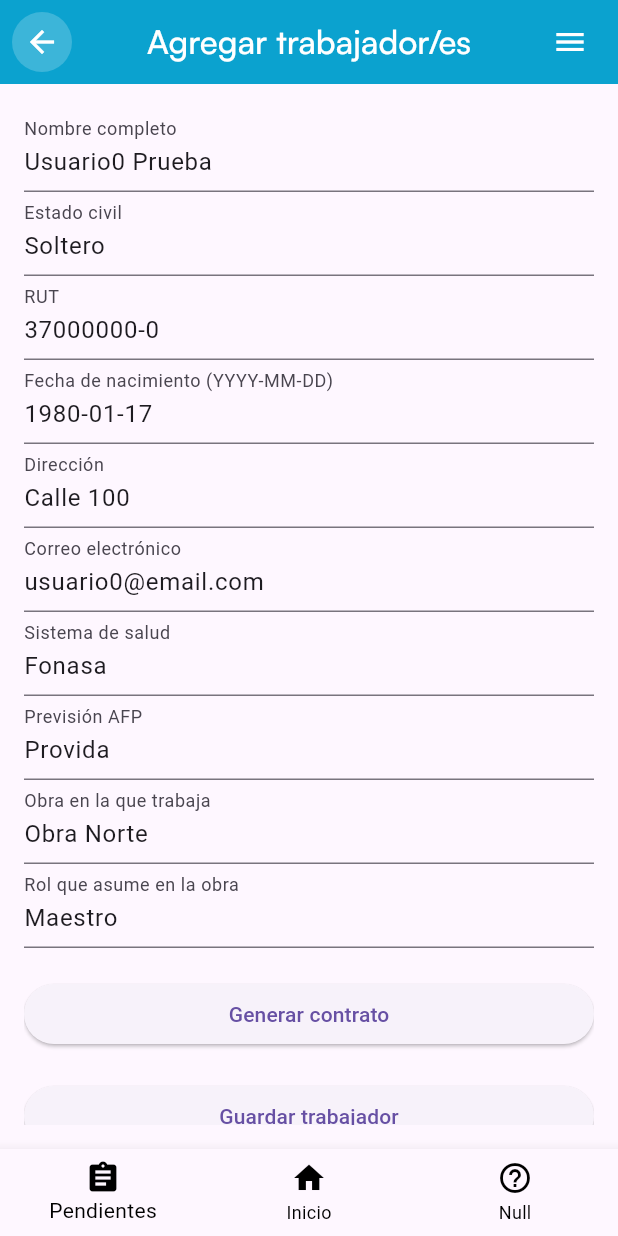
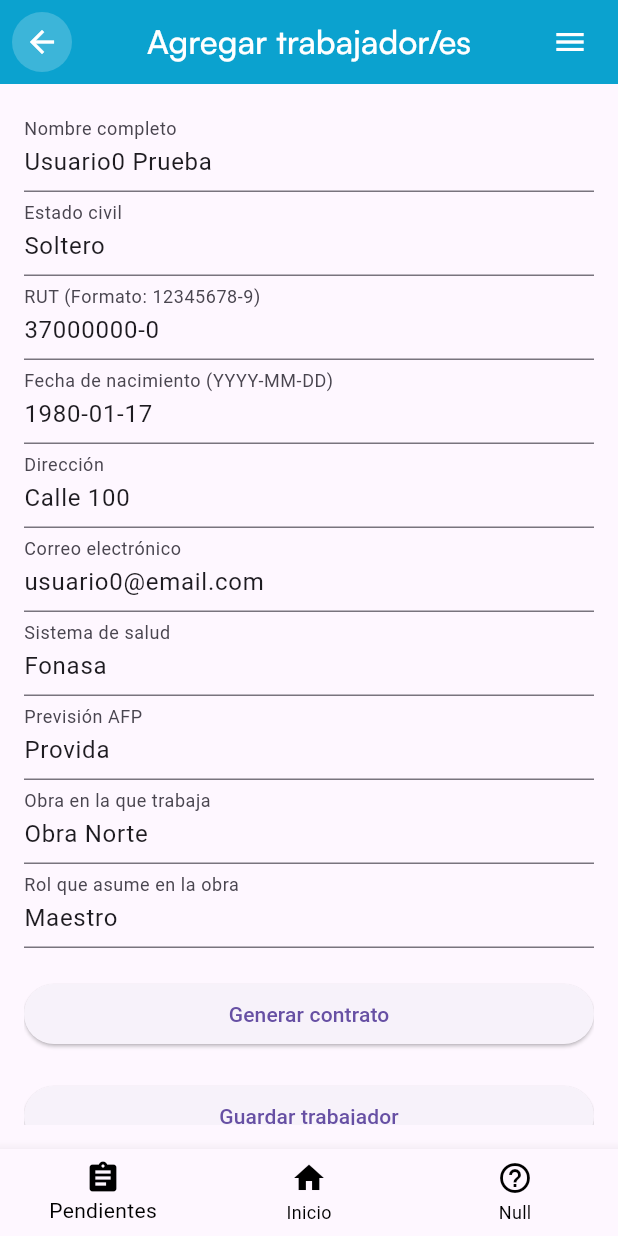
Before and after one commit to IngSoftware1-2025/sistema_acviis, a Flutter app: the AgregarTrabajadorView screen opened by its route, on a phone screen of 412 x 824 dp. Run offline on Flutter 3.47's test engine with Material 3 defaults, Android fonts, the phone set to English and light mode, and no system bars; our stand-ins replace input_quantity, open_file.

Commit message:
Verificacion Rut por formato

```diff
--- a/lib/ui/views/trabajadores/agregar_trabajador_view.dart
+++ b/lib/ui/views/trabajadores/agregar_trabajador_view.dart
@@ -182,12 +182,17 @@ class _AgregarTrabajadorViewState extends State<AgregarTrabajadorView> {
               ),
               TextFormField(
                 controller: _rutController,
-                decoration: const InputDecoration(labelText: 'RUT'),
-                validator:
-                    (value) =>
-                        value == null || value.isEmpty
-                            ? 'Campo requerido'
-                            : null,
+                decoration: const InputDecoration(labelText: 'RUT (Formato: 12345678-9)'),
+                validator: (value) {
+                  if (value == null || value.isEmpty) {
+                  return 'Campo requerido';
+                  }
+                  final regExp = RegExp(r'^\d{7,8}-[0-9kK]$');
+                  if (!regExp.hasMatch(value)) {
+                  return 'Formato inválido (XXXXXXXX-X)';
+                  }
+                  return null;
+                },
               ),
               TextFormField(
                 controller: _fechaNacimientoController,
```
Also changed, not shown: 1 other file.
